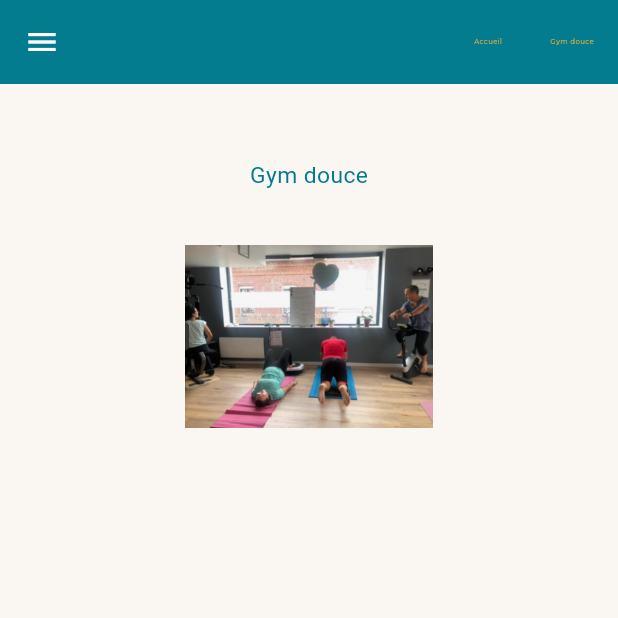
After one commit to pickypou/gerard, a Flutter app: the screen it shows after launch, scrolled down 410 dp, after a tap on "Gym douce", on a phone screen of 412 x 824 dp, the top half of it. The commit adds this screen. Run offline on Flutter 3.47's test engine with Material 3 defaults, Android fonts, the phone set to English and light mode, and no system bars; our stand-ins replace get_it, go_router, google_fonts, injectable; missing offline and left inert: pdfx; Roboto replaces fonts that are missing (Autography).

Commit message:
creation page gym_douce

```diff
--- a/lib/core/router/router_config.dart
+++ b/lib/core/router/router_config.dart
@@ -1,4 +1,5 @@
 import 'package:flutter/material.dart';
+import 'package:gerard/ui/gym_douce/gym_douce_module.dart';
 import 'package:go_router/go_router.dart';
 import 'package:injectable/injectable.dart';
 import '../../core/di/di.dart';
@@ -10,6 +11,7 @@ class AppRouterConfig {
   GoRouter get router => GoRouter(
     routes: [
       ...getIt<ViewAllModule>().getRoutes(),
+      ...getIt<GymDouceModule>().getRoutes()
     ],
     errorBuilder: (context, state) => const ErrorPage(),
   );
--- a/lib/ui/common/widgets/custom_appbar.dart
+++ b/lib/ui/common/widgets/custom_appbar.dart
@@ -65,12 +65,26 @@ class CustomAppBar extends StatelessWidget implements PreferredSizeWidget {
           onTap: () {
             GoRouter.of(context).go('/');
           },
-          child: const Padding(
-            padding: EdgeInsets.symmetric(horizontal: 16.0),
+          child:  Padding(
+            padding: const EdgeInsets.symmetric(horizontal: 16.0),
             child: Center(
               child: Text(
-                '',
-                style: TextStyle(fontSize: 16.0, color: Colors.white),
+                'Accueil',
+                style: textStyleTextAppBar(context),
+              ),
+            ),
+          ),
+        ),
+        GestureDetector(
+          onTap: () {
+            GoRouter.of(context).go('/gym_douce');
+          },
+          child:  Padding(
+            padding: const EdgeInsets.symmetric(horizontal: 16.0),
+            child: Center(
+              child: Text(
+                'Gym douce',
+                style: textStyleTextAppBar(context),
               ),
             ),
           ),
@@ -88,14 +102,7 @@ class CustomDrawer extends StatelessWidget {
     return Drawer(
         backgroundColor: theme.colorScheme.primary,
         elevation: 0,
-        child: ListView(padding: EdgeInsets.zero, children: [
-          ListTile(
-            title: const Text(''),
-            onTap: () {
-              GoRouter.of(context).go('/');
-              Navigator.pop(context);
-            },
-          ),
+        child: ListView(padding: const EdgeInsets.fromLTRB(10, 25, 0, 0), children: [
           ListTile(
             title: const Text('Accueil'),
             onTap: () {
@@ -103,6 +110,13 @@ class CustomDrawer extends StatelessWidget {
               Navigator.pop(context);
             },
           ),
+          ListTile(
+            title: const Text('Gym douce'),
+            onTap: () {
+              GoRouter.of(context).go('/gym_douce');
+              Navigator.pop(context);
+            },
+          ),
         ]));
   }
 }
--- /dev/null
+++ b/lib/ui/gym_douce/gym_douce.dart
@@ -0,0 +1,38 @@
+import 'package:flutter/material.dart';
+import 'package:gerard/ui/theme.dart';
+
+import '../common/widgets/custom_appbar.dart';
+
+class GymDouce extends StatelessWidget {
+  const GymDouce({super.key});
+
+  @override
+  Widget build(BuildContext context) {
+    Size size = MediaQuery.sizeOf(context);
+    return  Scaffold(
+        appBar: const CustomAppBar(title: ''),
+    drawer: MediaQuery.of(context).size.width <= 749
+    ? const CustomDrawer()
+        : null,
+    body:   SingleChildScrollView(
+      child: Padding(
+          padding: const EdgeInsets.fromLTRB(25, 50, 25, 0),
+      child: Column(
+        mainAxisAlignment: MainAxisAlignment.center,
+        children: [
+          Align(
+            alignment: Alignment.center,
+            child:   Text("Gym douce",style: titleStyleMedium(context),)
+          ),
+          const SizedBox(height: 35,),
+          Image.asset("assets/images/gym.png",
+              fit: BoxFit.contain, width: size.width * 0.4),
+
+
+        ],
+      ),
+      ),
+    )
+    );
+  }
+}
--- /dev/null
+++ b/lib/ui/gym_douce/gym_douce_module.dart
@@ -0,0 +1,34 @@
+
+
+import 'package:gerard/ui/gym_douce/gym_douce.dart';
+import 'package:go_router/go_router.dart';
+import 'package:injectable/injectable.dart';
+import 'package:flutter/material.dart';
+
+import '../ui_module.dart';
+
+@singleton
+class GymDouceModule implements UIModule {
+  final AppRouter _appRouter;
+  GymDouceModule(this._appRouter);
+
+  @override
+  void configure() {
+    _appRouter.addRoutes(getRoutes());
+  }
+  @override
+  List<RouteBase> getRoutes()  {
+    return [
+      GoRoute(
+        path: '/gym_douce',
+        builder: (context, state) =>  const GymDouce(),
+      )
+    ];
+  }
+
+  @override
+  Map<String, WidgetBuilder> getSharedWidgets() {
+    // Implémentation de la méthode manquante
+    return {};
+  }
+}
--- a/lib/ui/theme.dart
+++ b/lib/ui/theme.dart
@@ -105,13 +105,13 @@ TextStyle textStyleTextAccueil(BuildContext context) {
   );
 }
 
-TextStyle textStyleTextBulle(BuildContext context) {
+TextStyle textStyleTextAppBar(BuildContext context) {
   Size size = MediaQuery.sizeOf(context);
   double textFontSize = size.width / 88;
   return
     GoogleFonts.montserrat().copyWith(
       fontSize: textFontSize,
-      color: Theme.of(context).colorScheme.onPrimary,
+      color: Theme.of(context).colorScheme.secondary,
       decoration: TextDecoration.none,
     );
 }
--- a/lib/ui/view_all/view_all.dart
+++ b/lib/ui/view_all/view_all.dart
@@ -18,7 +18,9 @@ class ViewAll extends StatelessWidget {
           crossAxisAlignment: CrossAxisAlignment.center,
           children: [
             Expanded(
-                child: HomePage())
+                child: HomePage(),
+
+            )
           ],
         ),
       ),
--- a/pubspec.yaml
+++ b/pubspec.yaml
@@ -72,6 +72,7 @@ flutter:
   assets:
     - assets/images/
 
+
   # An image asset can refer to one or more resolution-specific "variants", see
   # https://flutter.dev/to/resolution-aware-images
 
```
Also changed, not shown: assets/images/gym.png (added), assets/images/header.jpg (deleted), lib/core/di/di.config.dart.
